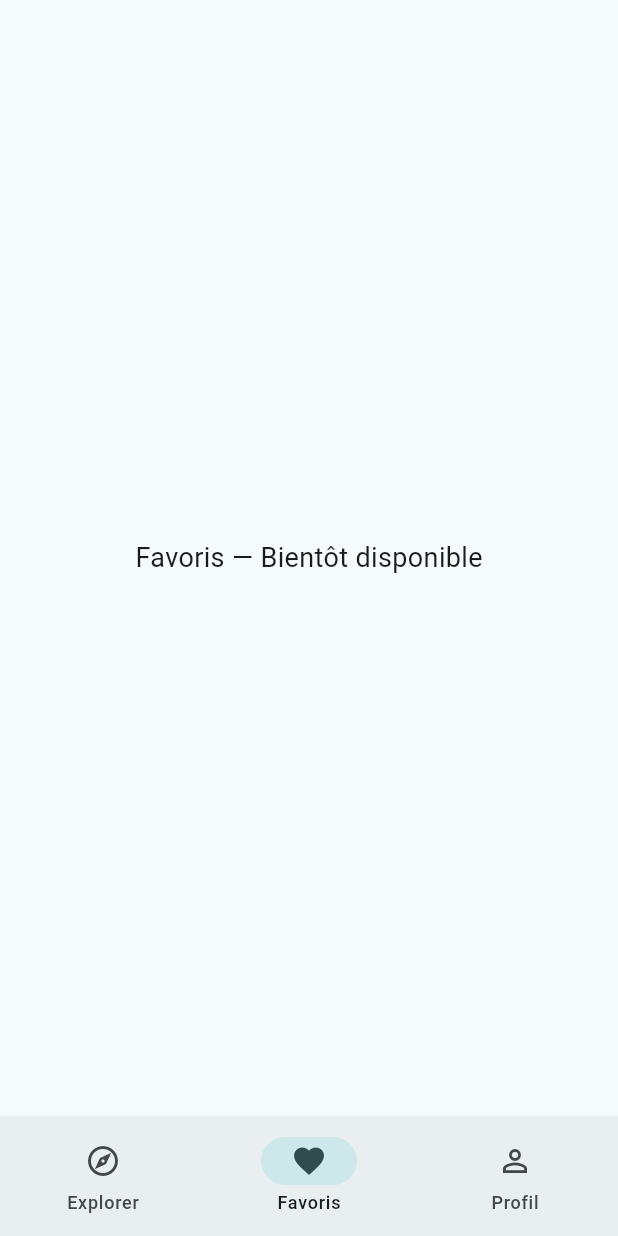
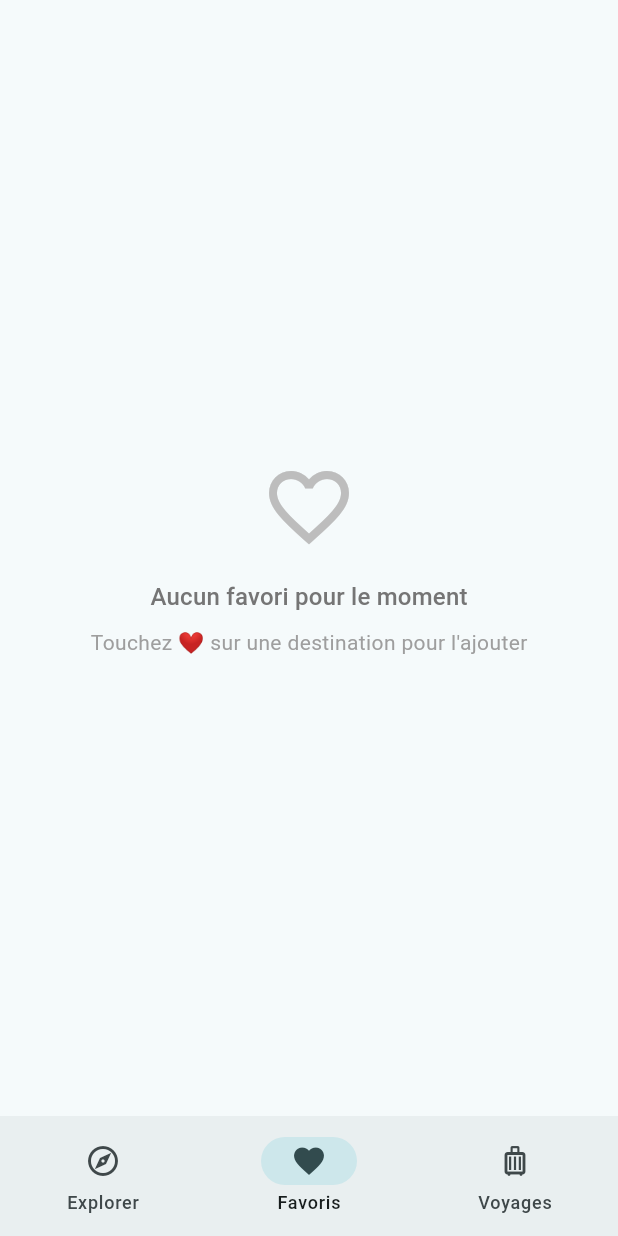
Before and after one commit to yahiachokri928-hash/rehla, a Flutter app: the screen it shows after launch, item 2 of the bottom bar chosen, on a phone screen of 412 x 824 dp. Run offline on Flutter 3.47's test engine with Material 3 defaults, Android fonts, the phone set to English and light mode, and no system bars; network calls fail.

Commit message:
feat(favoris): onglet Favoris et badge

```diff
--- /dev/null
+++ b/lib/screens/favoris_screen.dart
@@ -0,0 +1,71 @@
+import 'package:flutter/material.dart';
+import 'package:provider/provider.dart';
+
+import '../providers/favoris_model.dart';
+import '../widgets/destination_card.dart';
+
+class FavorisScreen extends StatelessWidget {
+  const FavorisScreen({super.key});
+
+  @override
+  Widget build(BuildContext context) {
+    final favoris = context.watch<FavorisModel>().liste;
+    final theme = Theme.of(context);
+
+    if (favoris.isEmpty) {
+      return Center(
+        child: Column(
+          mainAxisAlignment: MainAxisAlignment.center,
+          children: [
+            Icon(
+              Icons.favorite_border,
+              size: 64,
+              color: Colors.grey.shade400,
+            ),
+            const SizedBox(height: 16),
+            Text(
+              'Aucun favori pour le moment',
+              style: theme.textTheme.titleMedium?.copyWith(
+                color: Colors.grey.shade600,
+              ),
+            ),
+            const SizedBox(height: 8),
+            Text(
+              'Touchez ❤ sur une destination pour l\'ajouter',
+              style: theme.textTheme.bodyMedium?.copyWith(
+                color: Colors.grey.shade500,
+              ),
+            ),
+          ],
+        ),
+      );
+    }
+
+    return ListView(
+      padding: const EdgeInsets.all(20),
+      children: [
+        Text(
+          'Mes favoris',
+          style: theme.textTheme.headlineMedium?.copyWith(
+            fontWeight: FontWeight.bold,
+          ),
+        ),
+        const SizedBox(height: 20),
+        for (final destination in favoris)
+          DestinationCard(
+            key: ValueKey(destination.id),
+            destination: destination,
+          ),
+        const SizedBox(height: 16),
+        Center(
+          child: Text(
+            'Touchez ❤ sur une destination pour l\'ajouter',
+            style: theme.textTheme.bodySmall?.copyWith(
+              color: Colors.grey.shade600,
+            ),
+          ),
+        ),
+      ],
+    );
+  }
+}
--- a/lib/screens/home_screen.dart
+++ b/lib/screens/home_screen.dart
@@ -1,14 +1,17 @@
 
 import 'package:flutter/material.dart';
+import 'package:provider/provider.dart';
 
 import '../services/api_service.dart';
 import '../data/destinations.dart';
 import '../models/destination.dart';
+import '../providers/favoris_model.dart';
 import '../widgets/home_header.dart';
 import '../widgets/search_box.dart';
 import '../widgets/hero_banner.dart';
 import '../widgets/section_title.dart';
 import '../widgets/destination_card.dart';
+import 'favoris_screen.dart';
 
 class HomeScreen extends StatefulWidget {
   const HomeScreen({super.key});
@@ -143,17 +146,14 @@ class _HomeScreenState extends State<HomeScreen> {
 
   @override
   Widget build(BuildContext context) {
+    final nbFavoris = context.watch<FavorisModel>().nombre;
+
     final List<Widget> ecrans = [
       _construireAccueil(),
+      const FavorisScreen(),
       const Center(
         child: Text(
-          'Favoris — Bientôt disponible',
-          style: TextStyle(fontSize: 18),
-        ),
-      ),
-      const Center(
-        child: Text(
-          'Profil — Bientôt disponible',
+          'Voyages — Bientôt disponible',
           style: TextStyle(fontSize: 18),
         ),
       ),
@@ -170,21 +170,29 @@ class _HomeScreenState extends State<HomeScreen> {
             _onglet = index;
           });
         },
-        destinations: const [
-          NavigationDestination(
+        destinations: [
+          const NavigationDestination(
             icon: Icon(Icons.explore_outlined),
             selectedIcon: Icon(Icons.explore),
             label: 'Explorer',
           ),
           NavigationDestination(
-            icon: Icon(Icons.favorite_outline),
-            selectedIcon: Icon(Icons.favorite),
+            icon: Badge(
+              isLabelVisible: nbFavoris > 0,
+              label: Text('$nbFavoris'),
+              child: const Icon(Icons.favorite_outline),
+            ),
+            selectedIcon: Badge(
+              isLabelVisible: nbFavoris > 0,
+              label: Text('$nbFavoris'),
+              child: const Icon(Icons.favorite),
+            ),
             label: 'Favoris',
           ),
-          NavigationDestination(
-            icon: Icon(Icons.person_outline),
-            selectedIcon: Icon(Icons.person),
-            label: 'Profil',
+          const NavigationDestination(
+            icon: Icon(Icons.luggage_outlined),
+            selectedIcon: Icon(Icons.luggage),
+            label: 'Voyages',
           ),
         ],
       ),
```
Also changed, not shown: 1 other file.
